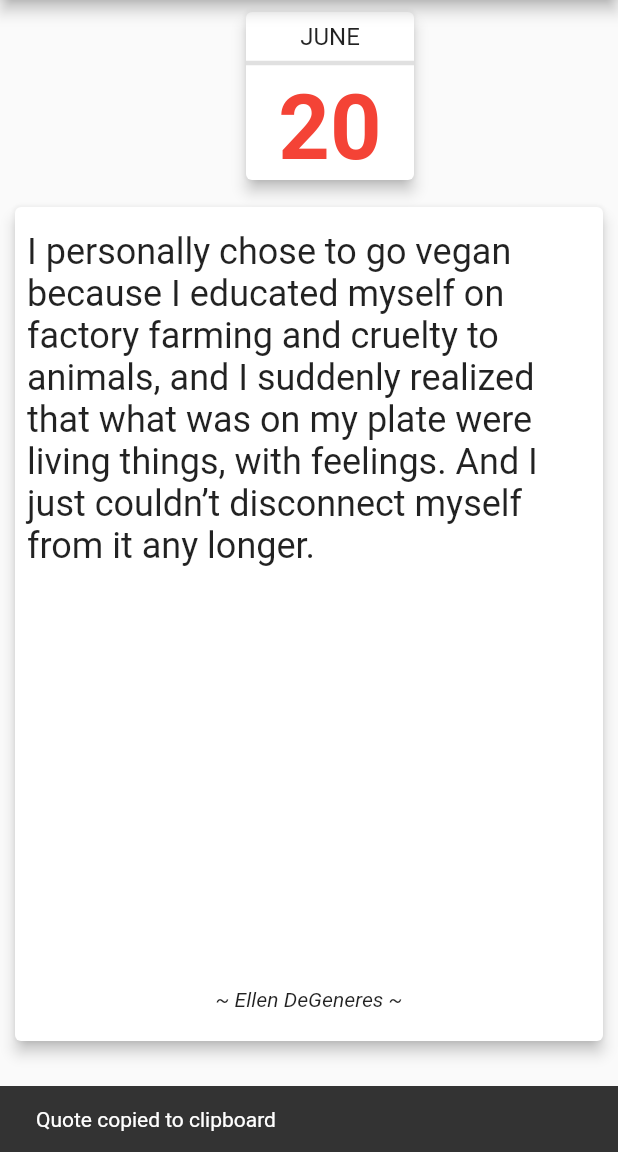
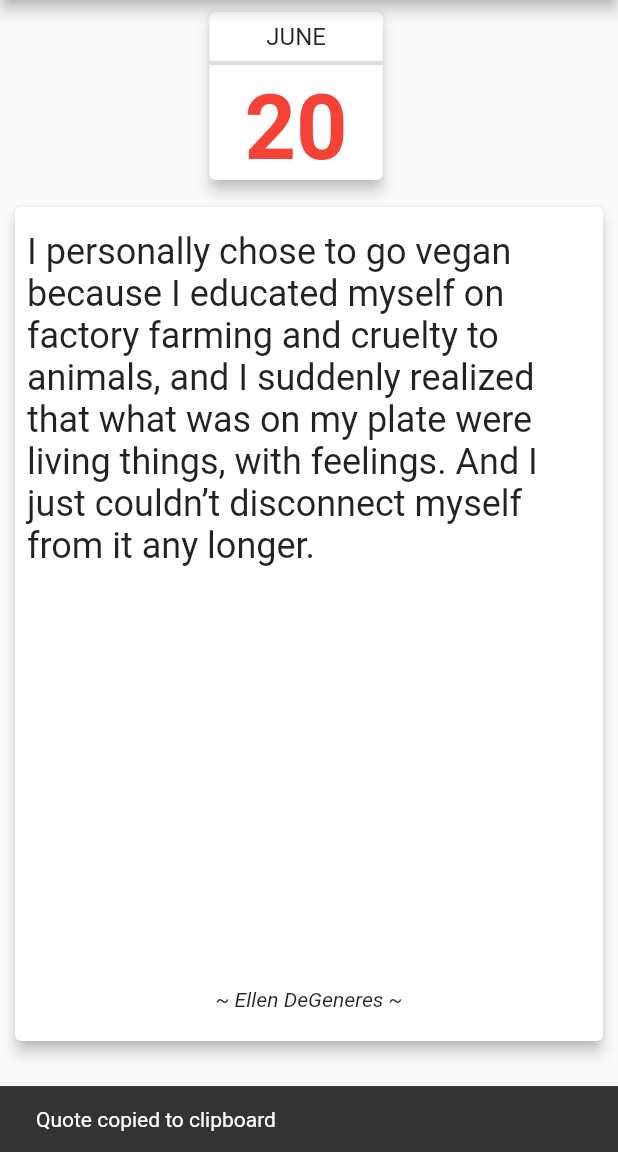
Before and after one commit to Jephrey/vegan_daily_quote, a Flutter app: the screen it shows after launch, after a tap on the "content copy" icon, on a phone screen of 412 x 824 dp, the part 84-1236 px from its top. Run offline on Flutter 3.47's test engine with Material 2 defaults, Android fonts, the phone set to English and light mode, and no system bars; drawn by our look-alikes of auto_size_text; our stand-ins replace get, share, shared_preferences; project files that could hold a hidden picture were left out.

Commit message:
Using GetX package.

```diff
--- a/lib/bottom_bar.dart
+++ b/lib/bottom_bar.dart
@@ -1,26 +1,16 @@
 import 'package:flutter/material.dart';
 import 'package:flutter/services.dart';
+import 'package:get/get.dart';
 import 'package:share/share.dart';
 import 'package:url_launcher/url_launcher.dart';
-
+import 'package:flutter/foundation.dart';
 import 'package:vegan_daily_quote/quotes_store.dart';
 
-class BottomBar extends StatefulWidget {
-  final QuotesStore quoteStore;
-
-  BottomBar({Key key, this.quoteStore}) : super(key: key);
+class BottomBar extends StatelessWidget {
+  final QuotesStore qs = Get.find();
 
   @override
-  _BottomBarState createState() => _BottomBarState();
-}
-
-class _BottomBarState extends State<BottomBar> {
-  @override
   Widget build(BuildContext context) {
-    String _quoteText = widget.quoteStore.quote['quote'];
-    String _link = widget.quoteStore.quote['link'];
-    String _credits = widget.quoteStore.quote['credits'];
-
     return ButtonBar(
       alignment: MainAxisAlignment.spaceEvenly,
       mainAxisSize: MainAxisSize.max,
@@ -31,7 +21,7 @@ class _BottomBarState extends State<BottomBar> {
               onPressed: () {
                 // Copy quote, credits and link to the clipboard.
                 Clipboard.setData(new ClipboardData(
-                        text: '$_quoteText\n$_credits\n$_link'))
+                        text: '${qs.quote}\n${qs.credits}\n${qs.link}'))
                     .then((_) {
                   Scaffold.of(context).showSnackBar(
                       SnackBar(content: Text("Quote copied to clipboard")));
@@ -39,34 +29,43 @@ class _BottomBarState extends State<BottomBar> {
               },
               child: Icon(Icons.content_copy)),
         ),
+        if (!kIsWeb)
           Tooltip(
             message: 'Share Quote',
             child: FlatButton(
               onPressed: () {
-                  Share.share('$_quoteText\n$_credits\n', subject: 'Vegan Daily Quote');
+                Share.share('${qs.quote}\n${qs.credits}\n',
+                    subject: 'Vegan Daily Quote');
               },
-                child: Icon(Icons.share))),
+              child: Icon(Icons.share),
+            ),
+          ),
         Tooltip(
           message: 'Open link',
           child: FlatButton(
               onPressed: () async => {
-                      if (await canLaunch(_link)) {await launch(_link)}
+                    if (await canLaunch(qs.link)) {await launch(qs.link)}
                   },
-                child: Icon(Icons.link))),
+              child: Icon(Icons.link)),
+        ),
         Tooltip(
           message: 'Toggle favorite',
           child: FlatButton(
             onPressed: () {
-                setState(() {
-                  widget.quoteStore.toggleFavorite();
-                });
+              qs.toggleFavorite();
             },
-              child: widget.quoteStore.isFavorite()
+            child: Obx(
+              () => qs.isFavorite
                   ? Icon(
                       Icons.favorite,
                       color: Colors.red,
                     )
-                  : Icon(Icons.favorite, color: Colors.grey,)),
+                  : Icon(
+                      Icons.favorite_border,
+                      color: Colors.grey,
+                    ),
+            ),
+          ),
         ),
       ],
     );
--- a/lib/calendar.dart
+++ b/lib/calendar.dart
@@ -10,10 +10,15 @@ class Calender extends StatelessWidget {
     var day = DateFormat.d().format(today.toLocal());
 
     return Row(
-      mainAxisAlignment: MainAxisAlignment.end,
+      mainAxisAlignment: MainAxisAlignment.start,
       children: [
         Container(
-          width: 120.0,
+          width: MediaQuery.of(context).size.width * 0.3,
+          height: 120.0,
+          margin: EdgeInsets.all(4),
+        ),
+        Container(
+          width: MediaQuery.of(context).size.width * 0.3,
           height: 120.0,
           margin: EdgeInsets.all(4),
           child: Card(
@@ -45,7 +50,7 @@ class Calender extends StatelessWidget {
           ),
         ),
         Container(
-          width: 120.0,
+          width: MediaQuery.of(context).size.width * 0.3,
           height: 120.0,
           margin: EdgeInsets.all(4),
         ),
--- a/lib/main.dart
+++ b/lib/main.dart
@@ -1,4 +1,5 @@
 import 'package:flutter/material.dart';
+import 'package:get/get.dart';
 import 'package:vegan_daily_quote/bottom_bar.dart';
 import 'package:vegan_daily_quote/calendar.dart';
 import 'package:vegan_daily_quote/quote.dart';
@@ -7,43 +8,38 @@ import 'package:vegan_daily_quote/quotes_store.dart';
 void main() => runApp(MyApp());
 
 class MyApp extends StatelessWidget {
+  final QuotesStore qs = Get.put(QuotesStore.random());
+
   @override
   Widget build(BuildContext context) {
-    return MaterialApp(
+    return GetMaterialApp(
       title: 'Vegan Daily Quote',
       theme: ThemeData(
         primarySwatch: Colors.green,
         visualDensity: VisualDensity.adaptivePlatformDensity,
       ),
-      home: MyHomePage(title: 'Vegan Daily Quote'),
+      home: Home(title: 'Vegan Daily Quote'),
     );
   }
 }
 
-class MyHomePage extends StatefulWidget {
+class Home extends StatelessWidget {
   final String title;
-  final _quotes = QuotesStore.random();
+  final QuotesStore qs = Get.find();
 
-  MyHomePage({Key key, this.title}) : super(key: key);
+  Home({Key key, this.title}) : super(key: key);
 
-  @override
-  _MyHomePageState createState() => _MyHomePageState();
-}
-
-class _MyHomePageState extends State<MyHomePage> {
   @override
   Widget build(BuildContext context) {
     return Scaffold(
       appBar: AppBar(
-        title: Text(widget.title),
+        title: Text(title),
         actions: [
           IconButton(
             tooltip: 'Refresh',
             icon: const Icon(Icons.refresh),
             onPressed: () {
-              setState(() {
-                widget._quotes.random();
-              });
+                qs.random();
             },
           ),
           IconButton(
@@ -59,7 +55,7 @@ class _MyHomePageState extends State<MyHomePage> {
               showAboutDialog(
                 context: context,
                 applicationIcon: const Icon(Icons.calendar_today),
-                applicationName: widget.title,
+                applicationName: title,
                 applicationVersion: '0.5.0',
                 applicationLegalese: '©2020 Jeffrey Rüsterholz Ⓥ',
               );
@@ -71,8 +67,8 @@ class _MyHomePageState extends State<MyHomePage> {
         mainAxisAlignment: MainAxisAlignment.start,
         children: <Widget>[
           Calender(),
-          Quote(quoteStore: widget._quotes),
-          BottomBar(quoteStore: widget._quotes),
+          Quote(),
+          BottomBar(),
         ],
       ),
     );
--- a/lib/quote.dart
+++ b/lib/quote.dart
@@ -1,25 +1,15 @@
 import 'package:auto_size_text/auto_size_text.dart';
 import 'package:flutter/material.dart';
+import 'package:get/get.dart';
 import 'package:url_launcher/url_launcher.dart';
 
 import 'package:vegan_daily_quote/quotes_store.dart';
 
-class Quote extends StatefulWidget {
-  final QuotesStore quoteStore;
-
-  Quote({Key key, this.quoteStore}) : super(key: key);
+class Quote extends StatelessWidget {
+  final QuotesStore qs = Get.find();
 
   @override
-  _QuoteState createState() => _QuoteState();
-}
-
-class _QuoteState extends State<Quote> {
-  @override
   Widget build(BuildContext context) {
-    String _quoteText = widget.quoteStore.quote['quote'];
-    String _link = widget.quoteStore.quote['link'];
-    String _credits = widget.quoteStore.quote['credits'];
-
     return Expanded(
       child: Container(
         width: double.infinity,
@@ -28,7 +18,7 @@ class _QuoteState extends State<Quote> {
           elevation: 4,
           child: InkWell(
             onTap: () async => {
-              if (await canLaunch(_link)) {await launch(_link)}
+              if (await canLaunch(qs.link)) {await launch(qs.link)}
             },
             child: Column(
               mainAxisAlignment: MainAxisAlignment.spaceAround,
@@ -36,19 +26,20 @@ class _QuoteState extends State<Quote> {
                 Expanded(
                   child: Container(
                     padding: EdgeInsets.fromLTRB(8, 16, 8, 16),
-                    child: AutoSizeText(
-                      _quoteText,
-                      style: TextStyle(fontSize: 24),
-                      maxLines: 10,
-                    ),
+                    child: Obx(() => AutoSizeText(
+                          qs.quote,
+                          style: TextStyle(fontSize: 24),
+                          maxLines: 10,
+                        )),
                   ),
                 ),
-                Text(
-                  '~ $_credits ~',
-                  style: TextStyle(fontSize: 14, fontStyle: FontStyle.italic),
-                ),
+                Obx(() => Text(
+                      '~ ${qs.credits} ~',
+                      style:
+                          TextStyle(fontSize: 14, fontStyle: FontStyle.italic),
+                    )),
                 SizedBox(
-                  height:20,
+                  height: 20,
                 ),
               ],
             ),
--- a/lib/quotes_store.dart
+++ b/lib/quotes_store.dart
@@ -1,90 +1,81 @@
+import 'package:get/get.dart';
 import 'package:intl/intl.dart';
 import 'dart:math';
 
 import 'package:shared_preferences/shared_preferences.dart';
 
-class QuotesStore {
+class QuotesStore extends RxController {
+  final _favList = 'favList'; // Shared Prefences key.
 
-  final _favList = 'favList';
+  // Observable variables.
+  var _day = 0.obs; // Current day of the year.
+  var _favorites = [].obs; // Integer list with favorite quotes.
 
-  int _day;
-  int _max = _quotes.indexWhere((e) => e['quote'] == '');
-  List<int> _favorites;
+  int _max = _quotes.indexWhere((e) => e['quote'] == ''); // Find max quotes (until we have 366...).
 
-  Map<String, String> get quote => _quotes[_day];
+  String get quote => _quotes[_day.value]['quote'];
+  String get credits => _quotes[_day.value]['credits'];
+  String get link => _quotes[_day.value]['link'];
+  bool get isFavorite => _favorites.value.contains(_day.value);
+
+  SharedPreferences _prefs; // To store the list of favorites.
+
+  QuotesStore() {
+    init();
+    _day.value = int.parse(DateFormat("D").format(DateTime.now())) % _max;
+  }
+
+  QuotesStore.random() {
+    init();
+    random();
+  }
+
+  void init() async {
+    _prefs = await SharedPreferences.getInstance();
+    getPreferences();
+  }
 
   void savePreferences() async {
     List<String> strList = _favorites.map((i) => i.toString()).toList();
-    SharedPreferences prefs = await SharedPreferences.getInstance();
-    prefs.setStringList(_favList, strList);
+    _prefs.setStringList(_favList, strList);
   }
 
   void getPreferences() async {
-    SharedPreferences prefs = await SharedPreferences.getInstance();
-    List<String> savedStrList = prefs.getStringList(_favList);
-    if (savedStrList == null) {
-      _favorites = [];
-    } else {
-      _favorites = savedStrList.map((i)=> int.parse(i)).toList();
+    List<String> savedStrList = _prefs.getStringList(_favList);
+    if (savedStrList != null) {
+      _favorites.value = savedStrList.map((i)=> int.parse(i)).toSet().toList(); // Also remove any duplicates.
     }
   }
 
-  void init() {
-    getPreferences();
-  }
-
-  QuotesStore() {
-    _day = int.parse(DateFormat("D").format(DateTime.now())) % _max;
-    init();
-  }
-
-  QuotesStore.random() {
-    random();
-    init();
-  }
-
-  void set(int day) {
-    if (day > 0 && day < _max) _day = day;
+  void set(int newDay) {
+    if (newDay > 0 && newDay <= _max) _day.value = newDay;
   }
 
   void random() {
-    _day = new Random().nextInt(_max) % _max;
+    _day.value = new Random().nextInt(_max) % _max;
   }
 
   void next() {
-    if (_day < _quotes.length) {
-      _day += 1;
+    if (_day.value < _quotes.length) {
+      _day.value += 1;
     }
   }
 
   void prev() {
-    if (_day > 0) {
-      _day -= 1;
+    if (_day.value > 0) {
+      _day.value -= 1;
     }
   }
 
   void toggleFavorite() {
-    if (_favorites.contains(_day)) {
-      _favorites.remove(_day);
+    if (_favorites.contains(_day.value)) {
+      _favorites.remove(_day.value);
     } else {
-      _favorites.add(_day);
+      _favorites.add(_day.value);
     }
     savePreferences();
   }
 
-  bool isFavorite() {
-    if (_favorites == null) return false;
-    return _favorites.contains(_day);
-  }
-
-  void addToFavorites() {
-    if (!_favorites.contains(_day)) _favorites.add(_day);
-  }
-
-  void removeFromFavorites() {
-    _favorites.remove(_day);
-  }
-
   static const _quotes = const
     [
       {
--- a/pubspec.yaml
+++ b/pubspec.yaml
@@ -28,6 +28,7 @@ dependencies:
   auto_size_text: ^2.1.0
   shared_preferences: ^0.5.7+3
   share: ^0.6.4+2
+  get: ^2.14.1
 
 
   # The following adds the Cupertino Icons font to your application.
```
Also changed, not shown: pubspec.lock. Lines whose indentation alone changed are shown as unchanged.
